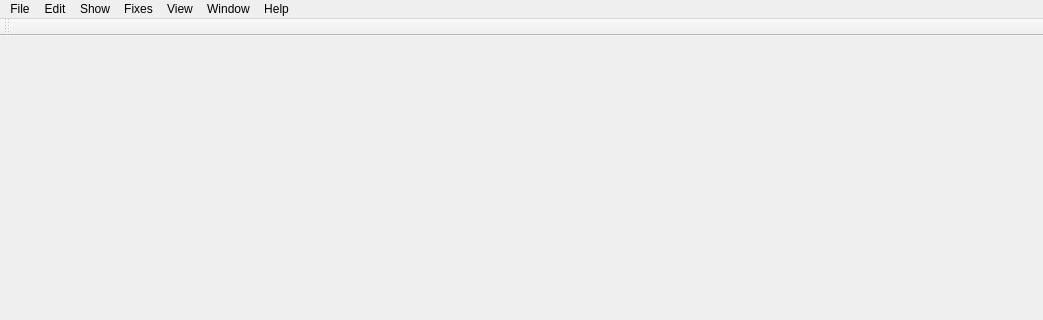
This is ui/visualizer.ui in sashaouellet/Helix as Qt 5 draws it before an edit; both pictures show x 0 to 1043 and y 0 to 320 of the 1043 by 712 pixel window. The edited form follows.
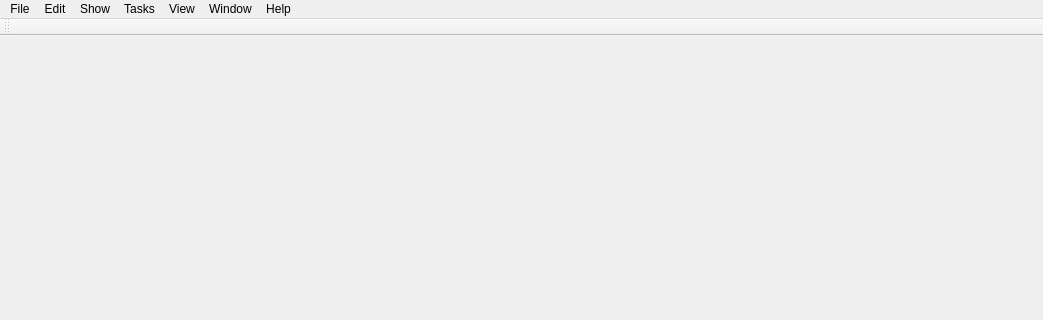
This is the edited form.

Commit message: Split fixes into fixes and tasks. Added completion properties to sequence/shot. Updated UIs for fixes. Added comment widget to be used for fixes.

What changed in the file:
```diff
--- a/ui/visualizer.ui
+++ b/ui/visualizer.ui
@@ -147,7 +147,7 @@
    </widget>
    <widget class="QMenu" name="menuFixes">
     <property name="title">
-     <string>Fixes</string>
+     <string>Tasks</string>
     </property>
     <widget class="QMenu" name="menuView_2">
      <property name="title">
```
Left out of the diff: 2 changed lines with no effect on the pictures. The commit also changes 8 other files.
